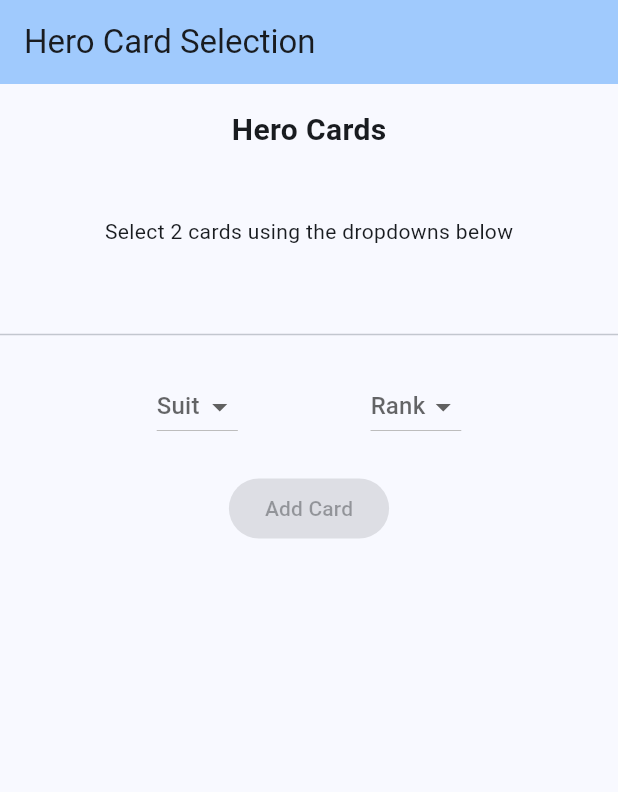
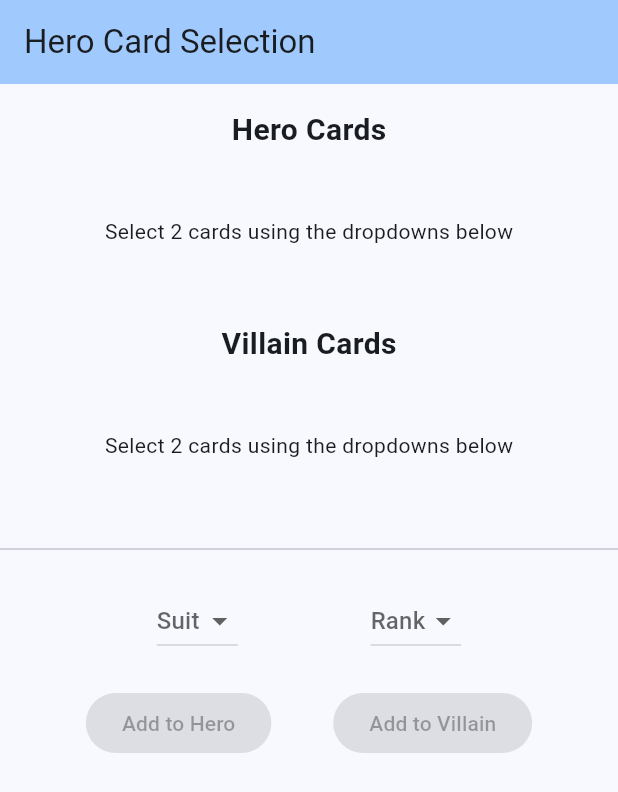
Before and after one commit to Bernard-Foster/ai_poker_app, a Flutter app: the screen it shows after launch, on a phone screen of 412 x 824 dp. Shown: the top 792 px of the screen. Run offline on Flutter 3.47's test engine with Material 3 defaults, Android fonts, the phone set to English and light mode, and no system bars.

Commit message:
villan cards mvp

```diff
--- a/lib/main.dart
+++ b/lib/main.dart
@@ -134,6 +134,7 @@ class PokerPage extends StatefulWidget {
 
 class _PokerPageState extends State<PokerPage> {
   final List<Card> _heroCards = [];
+  final List<Card> _villainCards = [];
   Suit? _selectedSuit;
   Rank? _selectedRank;
 
@@ -148,25 +149,42 @@ class _PokerPageState extends State<PokerPage> {
     });
   }
 
-  void _addCard() {
+  void _onVillainCardTapped(Card card) {
+    setState(() {
+      _villainCards.remove(card);
+    });
+  }
+
+  void _addCard(List<Card> hand) {
     if (_selectedSuit == null || _selectedRank == null) return;
 
     final newCard = Card(suit: _selectedSuit!, rank: _selectedRank!);
-    if (_heroCards.length < 2 && !_heroCards.contains(newCard)) {
+
+    // A card cannot be in play more than once.
+    final isCardDealt =
+        _heroCards.contains(newCard) || _villainCards.contains(newCard);
+
+    if (hand.length < 2 && !isCardDealt) {
       setState(() {
-        _heroCards.add(newCard);
+        hand.add(newCard);
       });
     }
   }
 
   @override
   Widget build(BuildContext context) {
-    final bool canAddCard = _selectedSuit != null &&
-        _selectedRank != null &&
-        _heroCards.length < 2 &&
-        (_heroCards.isEmpty ||
-            !_heroCards
-                .contains(Card(suit: _selectedSuit!, rank: _selectedRank!)));
+    final selectedCard = (_selectedSuit != null && _selectedRank != null)
+        ? Card(suit: _selectedSuit!, rank: _selectedRank!)
+        : null;
+
+    final isCardDealt = selectedCard != null &&
+        (_heroCards.contains(selectedCard) ||
+            _villainCards.contains(selectedCard));
+
+    final canAddHeroCard =
+        selectedCard != null && !isCardDealt && _heroCards.length < 2;
+    final canAddVillainCard =
+        selectedCard != null && !isCardDealt && _villainCards.length < 2;
 
     return Scaffold(
       appBar: AppBar(
@@ -195,6 +213,39 @@ class _PokerPageState extends State<PokerPage> {
                         : _heroCards
                             .map((card) => GestureDetector(
                                   onTap: () => _onHeroCardTapped(card),
+                                  child: Padding(
+                                    padding: const EdgeInsets.symmetric(
+                                        horizontal: 4.0),
+                                    child: SizedBox(
+                                        width: 65, child: CardWidget(card: card)),
+                                  ),
+                                ))
+                            .toList(),
+                  ),
+                ),
+              ],
+            ),
+          ),
+          Padding(
+            padding: const EdgeInsets.fromLTRB(16.0, 0, 16.0, 16.0),
+            child: Column(
+              children: [
+                const Text('Villain Cards',
+                    style:
+                        TextStyle(fontSize: 20, fontWeight: FontWeight.bold)),
+                const SizedBox(height: 8),
+                SizedBox(
+                  height: 90, // Provide a fixed height for the hero cards area
+                  child: Row(
+                    mainAxisAlignment: MainAxisAlignment.center,
+                    children: _villainCards.isEmpty
+                        ? [
+                            const Text(
+                                'Select 2 cards using the dropdowns below')
+                          ]
+                        : _villainCards
+                            .map((card) => GestureDetector(
+                                  onTap: () => _onVillainCardTapped(card),
                                   child: Padding(
                                     padding: const EdgeInsets.symmetric(
                                         horizontal: 4.0),
@@ -256,9 +307,21 @@ class _PokerPageState extends State<PokerPage> {
                   ],
                 ),
                 const SizedBox(height: 20),
-                ElevatedButton(
-                  onPressed: canAddCard ? _addCard : null,
-                  child: const Text('Add Card'),
+                Row(
+                  mainAxisAlignment: MainAxisAlignment.spaceEvenly,
+                  children: [
+                    ElevatedButton(
+                      onPressed:
+                          canAddHeroCard ? () => _addCard(_heroCards) : null,
+                      child: const Text('Add to Hero'),
+                    ),
+                    ElevatedButton(
+                      onPressed: canAddVillainCard
+                          ? () => _addCard(_villainCards)
+                          : null,
+                      child: const Text('Add to Villain'),
+                    ),
+                  ],
                 ),
               ],
             ),
```
Also changed, not shown: lib/Screenshot 2025-09-16 at 4.33.18 PM.png (added).
